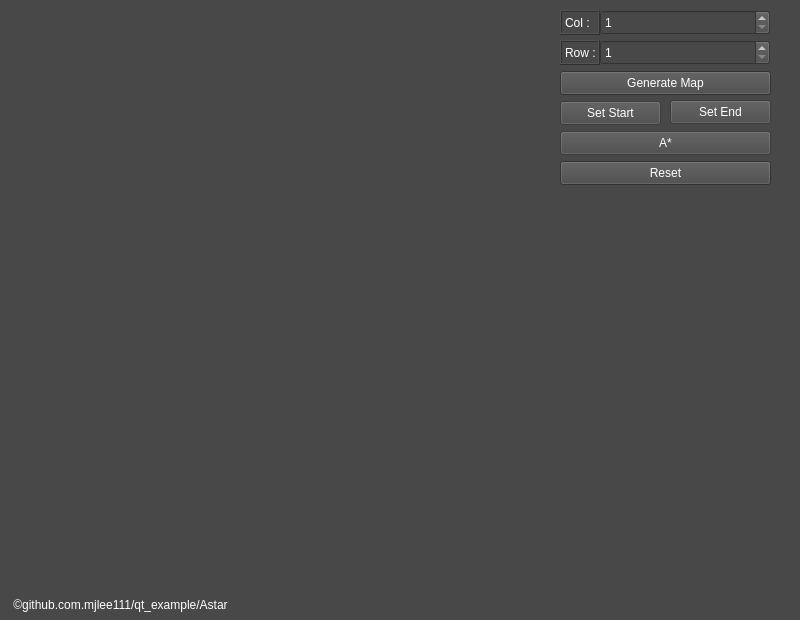
Qt form Astar/ui/mainwindow.ui (mjlee111/qt_example) before a commit.
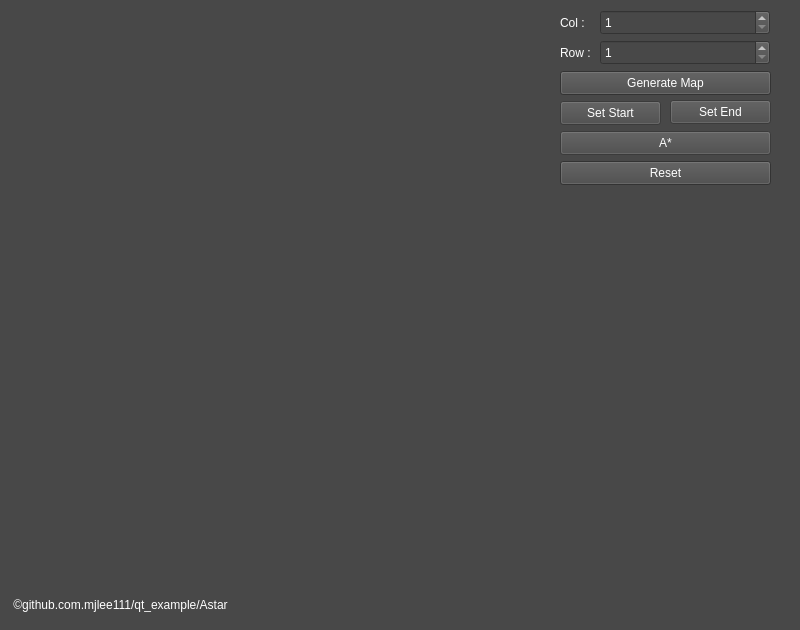
The same form after that commit.

Diff of the .ui file:
```diff
--- a/Astar/ui/mainwindow.ui
+++ b/Astar/ui/mainwindow.ui
@@ -7,7 +7,7 @@
     <x>0</x>
     <y>0</y>
     <width>800</width>
-    <height>620</height>
+    <height>630</height>
    </rect>
   </property>
   <property name="windowTitle">
@@ -59,10 +59,7 @@
      </rect>
     </property>
     <property name="frameShape">
-     <enum>QFrame::Shape::Box</enum>
-    </property>
-    <property name="frameShadow">
-     <enum>QFrame::Shadow::Raised</enum>
+     <enum>QFrame::NoFrame</enum>
     </property>
     <property name="text">
      <string>Col :</string>
@@ -78,10 +75,7 @@
      </rect>
     </property>
     <property name="frameShape">
-     <enum>QFrame::Shape::Box</enum>
-    </property>
-    <property name="frameShadow">
-     <enum>QFrame::Shadow::Raised</enum>
+     <enum>QFrame::NoFrame</enum>
     </property>
     <property name="text">
      <string>Row :</string>
@@ -153,7 +147,7 @@
      <rect>
       <x>10</x>
       <y>597</y>
-      <width>250</width>
+      <width>311</width>
       <height>16</height>
      </rect>
     </property>
```
